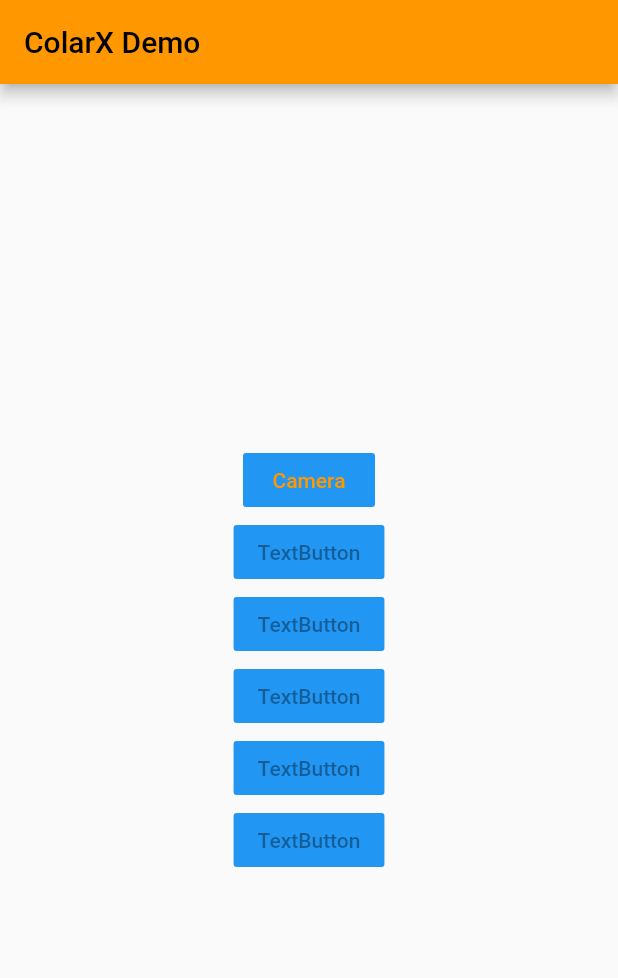
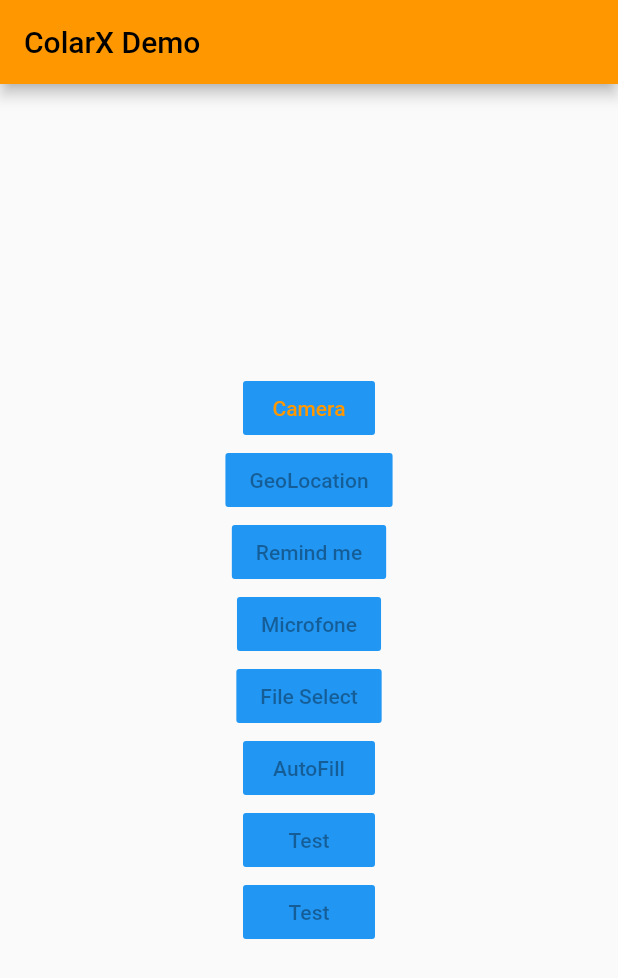
Before and after one commit to alpdemetgul/TestFlutter, a Flutter app: the screen it shows after launch, on a phone screen of 412 x 824 dp. Shown: the top 978 px of the screen. Run offline on Flutter 3.47's test engine with Material 2 defaults, Android fonts, the phone set to English and light mode, and no system bars; our stand-ins replace camera.

Commit message:
button add

```diff
--- a/lib/main.dart
+++ b/lib/main.dart
@@ -96,37 +96,45 @@ class _MyHomePageState extends State<MyHomePage> {
             TextButton(
               style: flatButtonStyle,
               onPressed: () {
-                Navigator.push(
-                    context,
-                    MaterialPageRoute(
-                        builder: (context) => const CameraApp()));
+                Navigator.push(context,
+                    MaterialPageRoute(builder: (context) => const CameraApp()));
               },
               child: const Text('Camera'),
             ),
             TextButton(
               style: flatButtonStyle,
               onPressed: null,
-              child: const Text('TextButton'),
+              child: const Text('GeoLocation'),
             ),
             TextButton(
               style: flatButtonStyle,
               onPressed: null,
-              child: const Text('TextButton'),
+              child: const Text('Remind me'),
             ),
             TextButton(
               style: flatButtonStyle,
               onPressed: null,
-              child: const Text('TextButton'),
+              child: const Text('Microfone'),
             ),
             TextButton(
               style: flatButtonStyle,
               onPressed: null,
-              child: const Text('TextButton'),
+              child: const Text('File Select'),
             ),
             TextButton(
               style: flatButtonStyle,
               onPressed: null,
-              child: const Text('TextButton'),
+              child: const Text('AutoFill'),
+            ),
+            TextButton(
+              style: flatButtonStyle,
+              onPressed: null,
+              child: const Text('Test'),
+            ),
+            TextButton(
+              style: flatButtonStyle,
+              onPressed: null,
+              child: const Text('Test'),
             ),
           ],
         ),
```
